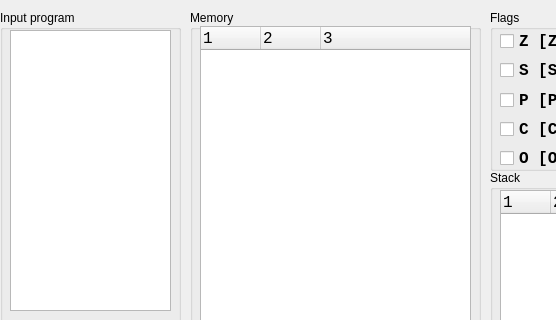
First picture: the form in gui/disign.ui, repository Witness-senpai/asm-emu, before the edit; both pictures show x 0 to 556 and y 0 to 320 of the 804 by 542 pixel window.
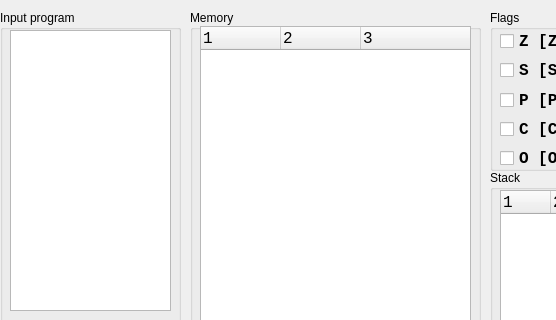
Second picture: the form after the edit.

Diff of the .ui file:
```diff
--- a/gui/disign.ui
+++ b/gui/disign.ui
@@ -1244,6 +1244,12 @@
        <height>461</height>
       </rect>
      </property>
+     <property name="sizePolicy">
+      <sizepolicy hsizetype="Expanding" vsizetype="Expanding">
+       <horstretch>0</horstretch>
+       <verstretch>0</verstretch>
+      </sizepolicy>
+     </property>
      <property name="font">
       <font>
        <family>Consolas</family>
@@ -1301,8 +1307,17 @@
      <property name="columnCount">
       <number>3</number>
      </property>
+     <attribute name="headerCascadingSectionResizes">
+      <bool>false</bool>
+     </attribute>
+     <attribute name="headerMinimumSectionSize">
+      <number>30</number>
+     </attribute>
      <attribute name="headerDefaultSectionSize">
-      <number>60</number>
+      <number>80</number>
+     </attribute>
+     <attribute name="headerHighlightSections">
+      <bool>false</bool>
      </attribute>
      <attribute name="headerShowSortIndicator" stdset="0">
       <bool>false</bool>
```
